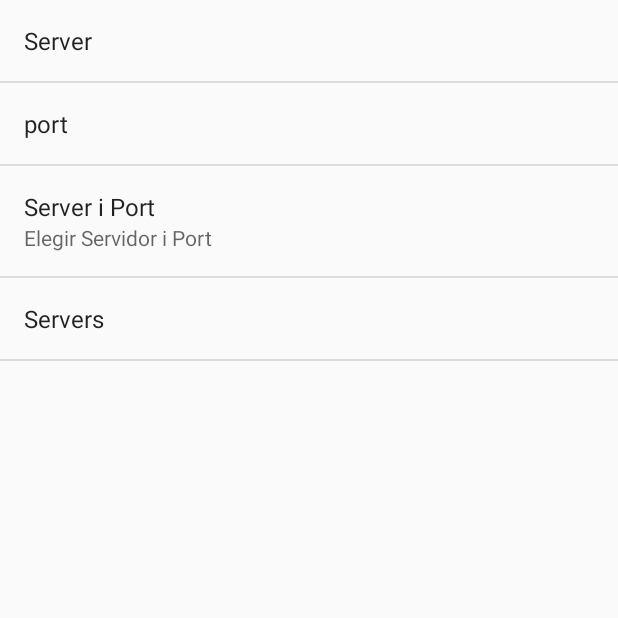
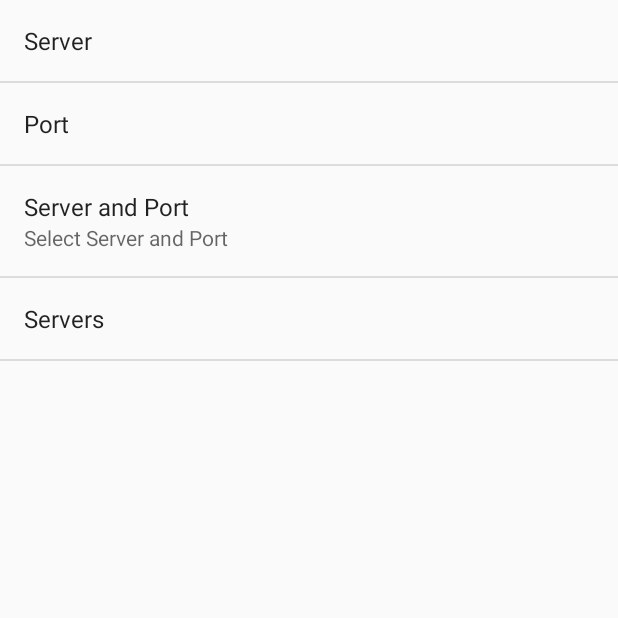
Before and after one commit to perecullera/WebView4, an Android app: the SettingsActivity screen opened directly, with no data from a screen before it, on a phone screen of 412 x 824 dp, the top half of it. Run offline under Robolectric (Android 15) with nearby library versions, the phone set to English and light mode, and no system bars.

Commit message:
internacionalisation catalan, spanish, english

```diff
--- a/app/src/main/java/com/example/perecullera/webview4d/MainActivity.java
+++ b/app/src/main/java/com/example/perecullera/webview4d/MainActivity.java
@@ -1,6 +1,5 @@
 package com.example.perecullera.webview4d;
 
-import android.app.Activity;
 import android.app.ProgressDialog;
 import android.content.Intent;
 import android.content.SharedPreferences;
@@ -15,7 +14,6 @@ import android.util.Patterns;
 import android.view.Menu;
 import android.view.MenuItem;
 import android.view.View;
-import android.view.Window;
 import android.webkit.WebChromeClient;
 import android.webkit.WebView;
 import android.webkit.WebViewClient;
@@ -32,32 +30,57 @@ import static java.lang.String.valueOf;
 
 public class MainActivity extends ActionBarActivity implements AdapterView.OnItemClickListener {
 
+    //views
     private DrawerLayout mDrawer;
     private ListView mDrawerOptions;
-    private static final String[] values = {"Settings", "Refresh", "Exit"};
     static WebView webView;
+
+    //drawer labels
+    String settings ;
+    String refresh ;
+    String exit ;
+    private String[] values;
+
+    //Sharedprefrences and listener
     SharedPreferences sPref;
     SharedPreferences.OnSharedPreferenceChangeListener listener;
     String server;
     String port;
+
+    //urls
     String BaseUrl = "http://";
     String fullurl ;
-    final Activity activity = this;
 
     //progressdialog
     ProgressDialog pd;
+    //progressdialog text
+    String pdmessage ;
 
+    //HTML messages
+    String invalidUrl ;
+    String messServer1;
+    String messServer2;
 
 
     @Override
     protected void onCreate(Bundle savedInstanceState) {
         super.onCreate(savedInstanceState);
 
-        // Let's display the progress in the activity title bar, like the
-        // browser app does.
-        getWindow().requestFeature(Window.FEATURE_PROGRESS);
+        //instantiate variables
+        settings = getString(R.string.drawer_settings);
+        refresh = getString(R.string.drawer_refresh);
+        exit =getString(R.string.drawer_exit);
+        values = new String[]{settings, refresh, exit};
 
-        pd =  ProgressDialog.show(this, "", "Please wait, connecting to server ...", true);
+        pdmessage = getString(R.string.progreesdiag_mess);
+
+        invalidUrl = getString(R.string.messages_invalid);
+        messServer1 = getString(R.string.message_server1);
+        messServer2 = getString(R.string.message_server2);
+
+
+
+        pd =  ProgressDialog.show(this, "", pdmessage, true);
 
         setContentView(R.layout.activity_web_view);
 
@@ -80,7 +103,6 @@ public class MainActivity extends ActionBarActivity implements AdapterView.OnIte
                 public void onProgressChanged(WebView view, int progress) {
                 // Activities and WebViews measure progress with different scales.
                 // The progress meter will automatically disappear when we reach 100%
-
                 pd.setProgress(progress * 1000);
                 }
         });
@@ -104,7 +126,7 @@ public class MainActivity extends ActionBarActivity implements AdapterView.OnIte
         }else{
             //carreguem alert i html error
             //TODO
-            carregaHtml("invalid URL");
+            carregaHtml(invalidUrl);
         }
 
         //instanciem listener dels canvis a les preferències
@@ -117,7 +139,7 @@ public class MainActivity extends ActionBarActivity implements AdapterView.OnIte
                 }else{
                     //carreguem alert i html error
                     //TODO
-                    carregaHtml("Invalid URL");
+                    carregaHtml(invalidUrl);
                 }
             }
         };
@@ -210,7 +232,7 @@ public class MainActivity extends ActionBarActivity implements AdapterView.OnIte
                 return true;
             }if (response == 0){
                 // no hi ha conexió amb el server
-                carregaHtml("unnable to connect to server 1");
+                carregaHtml(messServer1);
                 return false;
             }
             else {
@@ -225,7 +247,7 @@ public class MainActivity extends ActionBarActivity implements AdapterView.OnIte
             e.printStackTrace();
             carregaHtml(String.valueOf(e));
         }
-        carregaHtml(" unnable to connect to server 2 ");
+        carregaHtml(messServer2);
         return false;
     }
 
@@ -276,13 +298,13 @@ public class MainActivity extends ActionBarActivity implements AdapterView.OnIte
     @Override
     public void onItemClick(AdapterView<?> adapterView, View view, int i, long l) {
         //Toast.makeText(this, "Pulsado " + values[i], Toast.LENGTH_SHORT).show();
-        if (values[i].equals("Settings")){
+        if (values[i].equals(settings)){
             Intent settingsInt = new Intent(this, SettingsActivity.class);
             settingsInt.setFlags(Intent.FLAG_ACTIVITY_REORDER_TO_FRONT | Intent.FLAG_ACTIVITY_PREVIOUS_IS_TOP);
             startActivity(settingsInt);
-        }else if (values[i].equals("Refresh")){
+        }else if (values[i].equals(refresh)){
             webView.loadUrl(webView.getUrl());
-        }else if (values[i].equals("Exit")){
+        }else if (values[i].equals(exit)){
             //TODO
         }
         mDrawer.closeDrawers();
--- a/app/src/main/res/layout/fragment_main.xml
+++ b/app/src/main/res/layout/fragment_main.xml
@@ -9,7 +9,7 @@
     tools:context=".MainActivity$PlaceholderFragment">
 
     <TextView
-        android:text="@string/hello_world"
+        android:text="hello_world"
         android:layout_width="wrap_content"
         android:layout_height="wrap_content" />
 
--- a/app/src/main/res/values/arrays.xml
+++ b/app/src/main/res/values/arrays.xml
@@ -6,8 +6,9 @@
     </string-array>
 
     <string-array name="pref_servers_values">
-        <item>"servidor1"</item>
-        <item>"servidor2"</item>
+        <item>"server 1"</item>
+        <item>"server 2"</item>
     </string-array>
 
+
 </resources>
--- a/app/src/main/res/values/strings.xml
+++ b/app/src/main/res/values/strings.xml
@@ -2,14 +2,41 @@
 <resources>
 
     <string name="app_name">WebView4d</string>
-    <string name="hello_world">Hello world!</string>
+
+   <!--Settings activity title -->
     <string name="action_settings">Settings</string>
+
+    <!--MainActivity title NOT USED -->
     <string name="title_activity_web_view">WebViewActivity</string>
+
+    <!--Preferences labels and keys international -->
     <string name="pref_server_default">localhost</string>
-    <string name="pref_server_key">server</string>
     <string name="pref_server_label">Server</string>
     <string name="pref_port_default"></string>
+    <string name="pref_port_label">Port</string>
+    <string name="pref_portserver_summ">Select Server and Port</string>
+    <string name="pref_portserver_title">Server and Port</string>
+    <string name="pref_servers_title">Servers</string>
+    <string name="pref_servers_default">Server 1</string>
+
+     <!--Preferences labels and keys UNMUTABLE -->
+    <string name="pref_server_key">server</string>
     <string name="pref_port_key">port</string>
-    <string name="pref_port_label">port</string>
+    <string name="pref_servers_key">servers</string>
+
+    <!-- Drawer Options-->
+    <string name="drawer_settings">Settings</string>
+    <string name="drawer_refresh">Refresh</string>
+    <string name="drawer_exit">Exit</string>
+
+    <!-- ProgressDialog -->
+    <string name="progreesdiag_mess">Please wait, connecting to server...</string>
+
+    <!-- HTML messages -->
+    <string name="messages_invalid">Invalid URL</string>
+    <string name="message_server1">Unnable to connect to server code 1</string>
+    <string name="message_server2">Unnable to connect to server code 2</string>
+
+
 
 </resources>
--- a/app/src/main/res/xml/pref_general.xml
+++ b/app/src/main/res/xml/pref_general.xml
@@ -16,13 +16,13 @@
         android:singleLine="true" />
 
     <com.example.perecullera.webview4d.ServerPortDialog
-        android:summary="Elegir Servidor i Port"
-        android:title="Server i Port" />
+        android:summary="@string/pref_portserver_summ"
+        android:title="@string/pref_portserver_title" />
 
     <ListPreference
-        android:title="Servers"
-        android:key="servers"
-        android:defaultValue="Server1"
+        android:title="@string/pref_servers_title"
+        android:key="@string/pref_servers_key"
+        android:defaultValue="@string/pref_servers_default"
         android:entryValues="@array/pref_servers_values"
         android:entries="@array/pref_servers_options" />
 
```
Also changed, not shown: 2 other files.
